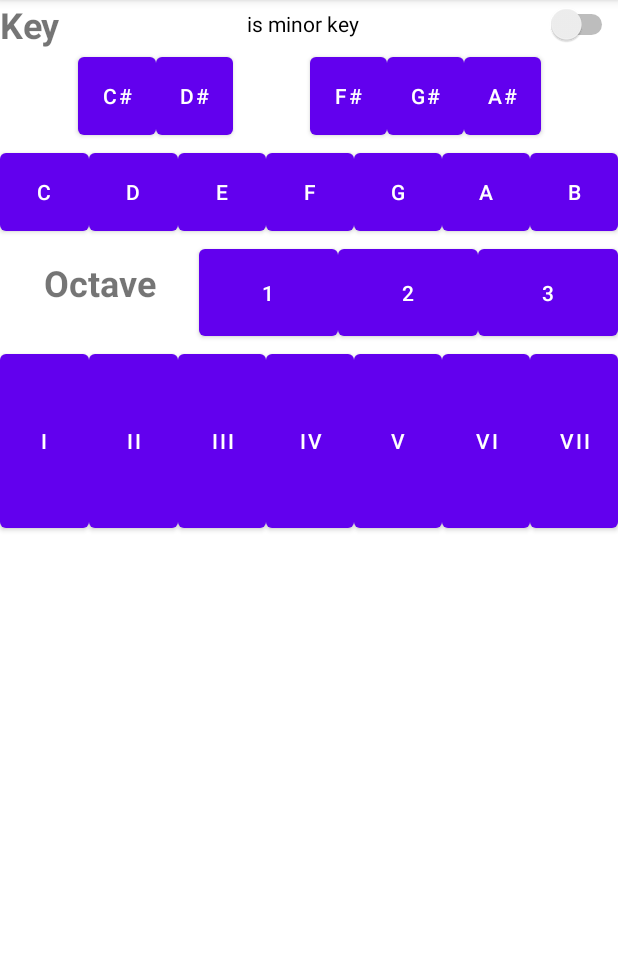
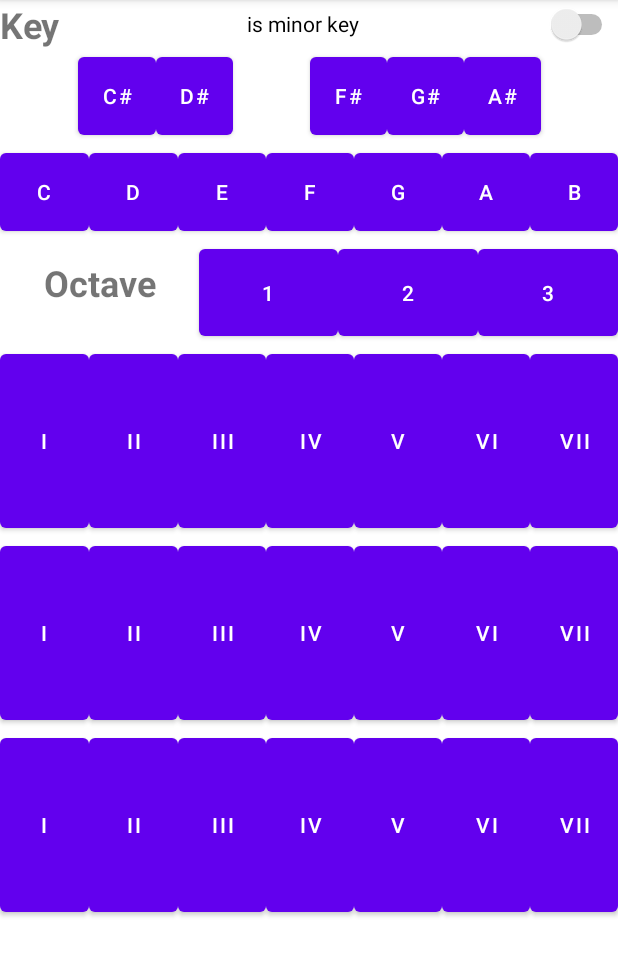
Before and after one commit to GRGSIBERIA/Lyre, an Android app: the screen it shows after launch (MainActivity), on a phone screen of 412 x 824 dp, the part 84-1060 px from its top. Run offline under Robolectric (Android 15) with nearby library versions, the phone set to English and light mode, and no system bars; 2 statements that could not run were skipped.

Commit message:
だいたい最終に近い
* オクターブキーを消す
* 各トーンをハードコーディング

```diff
--- a/Android/app/src/main/java/com/example/lyreforandroid/MainActivity.java
+++ b/Android/app/src/main/java/com/example/lyreforandroid/MainActivity.java
@@ -15,10 +15,8 @@ import java.io.InputStream;
 public class MainActivity extends AppCompatActivity {
 
     private Button[] toneButtons;
-    private Button[] octaveButtons;
     private Button[] keyButtons;
     private AudioTrack[] tracks;
-    private int selectedOctave;
     private int selectedKey;
     private int[] scale;
     private boolean isMajor;
@@ -29,8 +27,8 @@ public class MainActivity extends AppCompatActivity {
     protected void onCreate(Bundle savedInstanceState) {
         super.onCreate(savedInstanceState);
         setContentView(R.layout.activity_main);
+
         isMajor = true;
-        selectedOctave = 0;
         selectedKey = 0;
 
         scale = new int[] {
@@ -38,19 +36,27 @@ public class MainActivity extends AppCompatActivity {
         };
 
         toneButtons = new Button[] {
-                findViewById(R.id.button1),
-                findViewById(R.id.button2),
-                findViewById(R.id.button3),
-                findViewById(R.id.button4),
-                findViewById(R.id.button5),
-                findViewById(R.id.button6),
-                findViewById(R.id.button7)
-        };
-
-        octaveButtons = new Button[] {
-                findViewById(R.id.buttonOctave1),
-                findViewById(R.id.buttonOctave2),
-                findViewById(R.id.buttonOctave3)
+                findViewById(R.id.button11),
+                findViewById(R.id.button12),
+                findViewById(R.id.button13),
+                findViewById(R.id.button14),
+                findViewById(R.id.button15),
+                findViewById(R.id.button16),
+                findViewById(R.id.button17),
+                findViewById(R.id.button21),
+                findViewById(R.id.button22),
+                findViewById(R.id.button23),
+                findViewById(R.id.button24),
+                findViewById(R.id.button25),
+                findViewById(R.id.button26),
+                findViewById(R.id.button27),
+                findViewById(R.id.button31),
+                findViewById(R.id.button32),
+                findViewById(R.id.button33),
+                findViewById(R.id.button34),
+                findViewById(R.id.button35),
+                findViewById(R.id.button36),
+                findViewById(R.id.button37)
         };
 
         keyButtons = new Button[] {
@@ -65,6 +71,7 @@ public class MainActivity extends AppCompatActivity {
                 findViewById(R.id.buttonGs),
                 findViewById(R.id.buttonA),
                 findViewById(R.id.buttonAs),
+                findViewById(R.id.buttonB)
         };
 
         Button isMajorBtn = findViewById(R.id.isMinor);
@@ -82,15 +89,6 @@ public class MainActivity extends AppCompatActivity {
             toneButtons[i].setSoundEffectsEnabled(false);
         }
 
-        for (int i = 0; i < octaveButtons.length; ++i)
-        {
-            int finalI = i;
-            octaveButtons[i].setOnClickListener(v -> {
-                selectedOctave = finalI;
-            });
-            octaveButtons[i].setSoundEffectsEnabled(false);
-        }
-
         for (int i = 0; i < keyButtons.length; ++i)
         {
             int finalI = i;
@@ -99,8 +97,6 @@ public class MainActivity extends AppCompatActivity {
             });
             keyButtons[i].setSoundEffectsEnabled(false);
         }
-
-
 
         tracks = new AudioTrack[] {
                 BuildTrack(R.raw.a21),  // A0
@@ -190,7 +186,7 @@ public class MainActivity extends AppCompatActivity {
                         .build())
                 .setAudioFormat(new AudioFormat.Builder()
                         .setEncoding(AudioFormat.ENCODING_PCM_16BIT)
-                        .setSampleRate(48000)
+                        .setSampleRate(SamplingRate)
                         .setChannelMask(AudioFormat.CHANNEL_OUT_MONO)
                         .build())
                 .setBufferSizeInBytes(wavData.length - 44)
@@ -199,6 +195,8 @@ public class MainActivity extends AppCompatActivity {
 
         // data+4バイト目以降の数百バイトが0xFFFFになって不安定
         wavData[802] = 0; wavData[803] = 0;
+        wavData[wavData.length - 2] = 0; wavData[wavData.length - 1] = 0;
+
         track.write(wavData, 802, wavData.length - 802);
 
         return track;
@@ -208,7 +206,7 @@ public class MainActivity extends AppCompatActivity {
     {
         int majorUp = isMajor ? 3 : 0;
 
-        int toneId = selectedKey + majorUp + scale[num] + selectedOctave * 12;
+        int toneId = selectedKey + majorUp + scale[num % 7] + (int)(num / 7) * 12;
 
         tracks[toneId].stop();
         tracks[toneId].play();
--- a/Android/app/src/main/res/layout/activity_main.xml
+++ b/Android/app/src/main/res/layout/activity_main.xml
@@ -196,49 +196,160 @@
             android:orientation="horizontal">
 
             <Button
-                android:id="@+id/button1"
+                android:id="@+id/button31"
                 android:layout_width="wrap_content"
                 android:layout_height="match_parent"
                 android:layout_weight="1"
                 android:text="@string/i" />
 
             <Button
-                android:id="@+id/button2"
+                android:id="@+id/button32"
                 android:layout_width="wrap_content"
                 android:layout_height="match_parent"
                 android:layout_weight="1"
                 android:text="@string/ii" />
 
             <Button
-                android:id="@+id/button3"
+                android:id="@+id/button33"
                 android:layout_width="wrap_content"
                 android:layout_height="match_parent"
                 android:layout_weight="1"
                 android:text="@string/iii" />
 
             <Button
-                android:id="@+id/button4"
+                android:id="@+id/button34"
                 android:layout_width="wrap_content"
                 android:layout_height="match_parent"
                 android:layout_weight="1"
                 android:text="@string/iv" />
 
             <Button
-                android:id="@+id/button5"
+                android:id="@+id/button35"
                 android:layout_width="wrap_content"
                 android:layout_height="match_parent"
                 android:layout_weight="1"
                 android:text="@string/v" />
 
             <Button
-                android:id="@+id/button6"
+                android:id="@+id/button36"
                 android:layout_width="wrap_content"
                 android:layout_height="match_parent"
                 android:layout_weight="1"
                 android:text="@string/vi" />
 
             <Button
-                android:id="@+id/button7"
+                android:id="@+id/button37"
+                android:layout_width="wrap_content"
+                android:layout_height="match_parent"
+                android:layout_weight="1"
+                android:text="@string/vii" />
+
+        </LinearLayout>
+
+        <LinearLayout
+            android:layout_width="match_parent"
+            android:layout_height="128dp"
+            android:orientation="horizontal">
+
+            <Button
+                android:id="@+id/button21"
+                android:layout_width="wrap_content"
+                android:layout_height="match_parent"
+                android:layout_weight="1"
+                android:text="@string/i" />
+
+            <Button
+                android:id="@+id/button22"
+                android:layout_width="wrap_content"
+                android:layout_height="match_parent"
+                android:layout_weight="1"
+                android:text="@string/ii" />
+
+            <Button
+                android:id="@+id/button23"
+                android:layout_width="wrap_content"
+                android:layout_height="match_parent"
+                android:layout_weight="1"
+                android:text="@string/iii" />
+
+            <Button
+                android:id="@+id/button24"
+                android:layout_width="wrap_content"
+                android:layout_height="match_parent"
+                android:layout_weight="1"
+                android:text="@string/iv" />
+
+            <Button
+                android:id="@+id/button25"
+                android:layout_width="wrap_content"
+                android:layout_height="match_parent"
+                android:layout_weight="1"
+                android:text="@string/v" />
+
+            <Button
+                android:id="@+id/button26"
+                android:layout_width="wrap_content"
+                android:layout_height="match_parent"
+                android:layout_weight="1"
+                android:text="@string/vi" />
+
+            <Button
+                android:id="@+id/button27"
+                android:layout_width="wrap_content"
+                android:layout_height="match_parent"
+                android:layout_weight="1"
+                android:text="@string/vii" />
+        </LinearLayout>
+
+        <LinearLayout
+            android:layout_width="match_parent"
+            android:layout_height="128dp"
+            android:orientation="horizontal">
+
+            <Button
+                android:id="@+id/button11"
+                android:layout_width="wrap_content"
+                android:layout_height="match_parent"
+                android:layout_weight="1"
+                android:text="@string/i" />
+
+            <Button
+                android:id="@+id/button12"
+                android:layout_width="wrap_content"
+                android:layout_height="match_parent"
+                android:layout_weight="1"
+                android:text="@string/ii" />
+
+            <Button
+                android:id="@+id/button13"
+                android:layout_width="wrap_content"
+                android:layout_height="match_parent"
+                android:layout_weight="1"
+                android:text="@string/iii" />
+
+            <Button
+                android:id="@+id/button14"
+                android:layout_width="wrap_content"
+                android:layout_height="match_parent"
+                android:layout_weight="1"
+                android:text="@string/iv" />
+
+            <Button
+                android:id="@+id/button15"
+                android:layout_width="wrap_content"
+                android:layout_height="match_parent"
+                android:layout_weight="1"
+                android:text="@string/v" />
+
+            <Button
+                android:id="@+id/button16"
+                android:layout_width="wrap_content"
+                android:layout_height="match_parent"
+                android:layout_weight="1"
+                android:text="@string/vi" />
+
+            <Button
+                android:id="@+id/button17"
                 android:layout_width="wrap_content"
                 android:layout_height="match_parent"
                 android:layout_weight="1"
```
